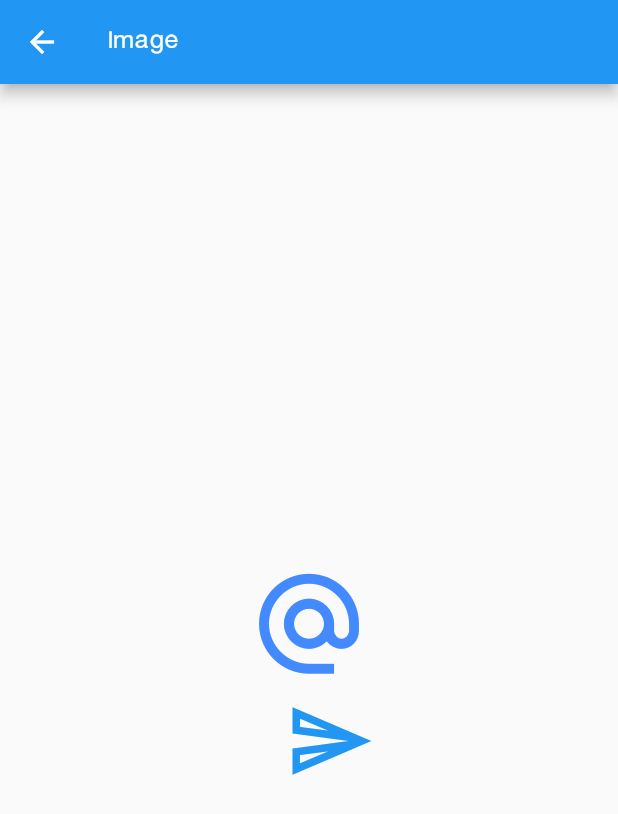
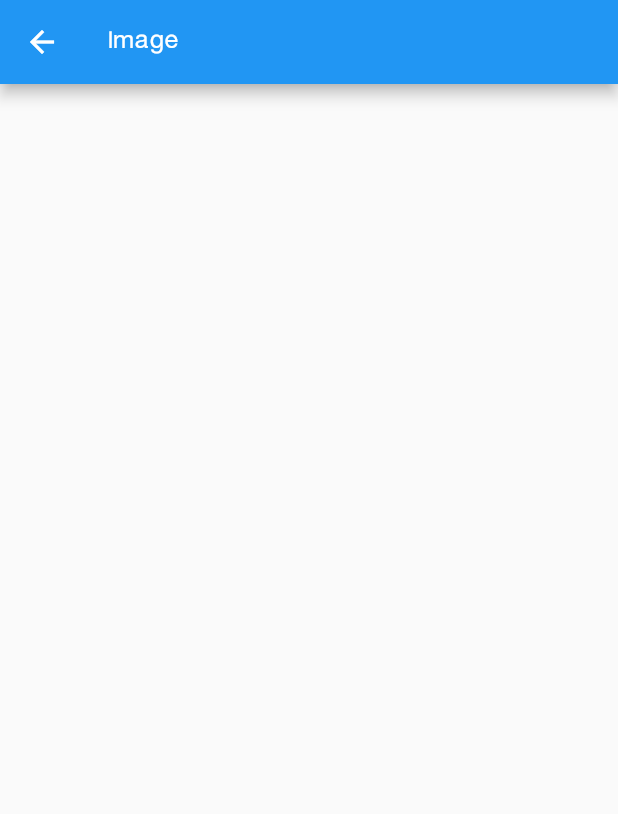
Before and after one commit to MKarimi21/FlutterDartCourse-Seraj, a Flutter app: the ImageWidget screen opened directly, on a phone screen of 412 x 824 dp. Shown: the top 814 px of the screen. Run offline on Flutter 3.47's test engine with Material 2 defaults, Android fonts, the phone set to English and light mode, and no system bars.

Commit message:
update widget

```diff
--- a/section05rev02/lib/widgets/image_widget.dart
+++ b/section05rev02/lib/widgets/image_widget.dart
@@ -21,21 +21,7 @@ class _ImageWidgetState extends State<ImageWidget> {
           child: Column(
             mainAxisAlignment: MainAxisAlignment.center,
             crossAxisAlignment: CrossAxisAlignment.center,
-            children: [
-              Icon(
-                Icons.alternate_email_outlined,
-                color: Colors.blueAccent,
-                size: 80,
-              ),
-              IconButton(
-                onPressed: _onClickedIcon,
-                icon: Icon(
-                  Icons.send_outlined,
-                  color: Colors.blue,
-                  size: 60,
-                ),
-              ),
-            ],
+            children: [],
           ),
         ),
       ),
@@ -51,5 +37,5 @@ class _ImageWidgetState extends State<ImageWidget> {
       duration: Duration(seconds: 1),
       backgroundColor: Colors.red,
     ));
-  }
+  } // void _onClickedIcon
 }
```
